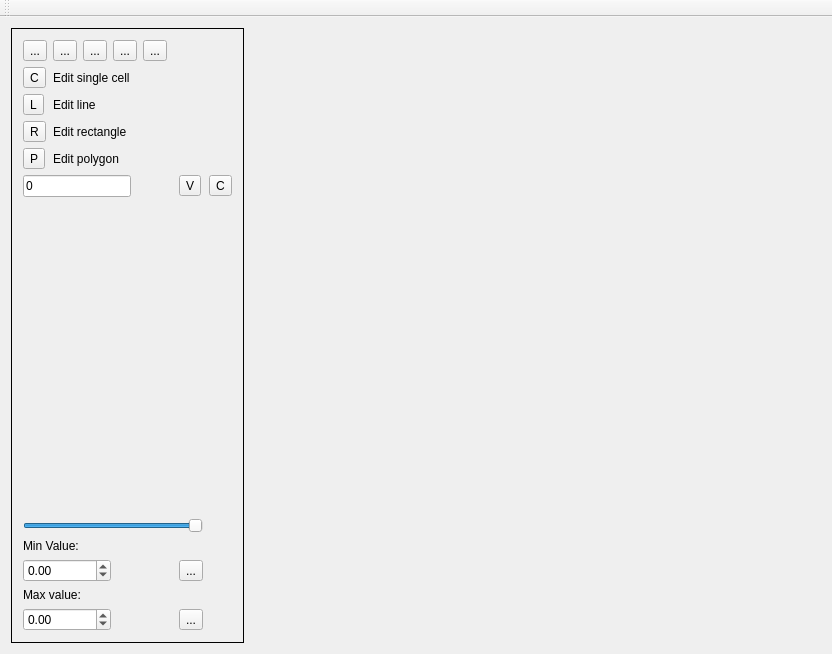
Before: the Qt Designer form mainwindow.ui in vjetten/MapEdit, drawn with Qt 5.
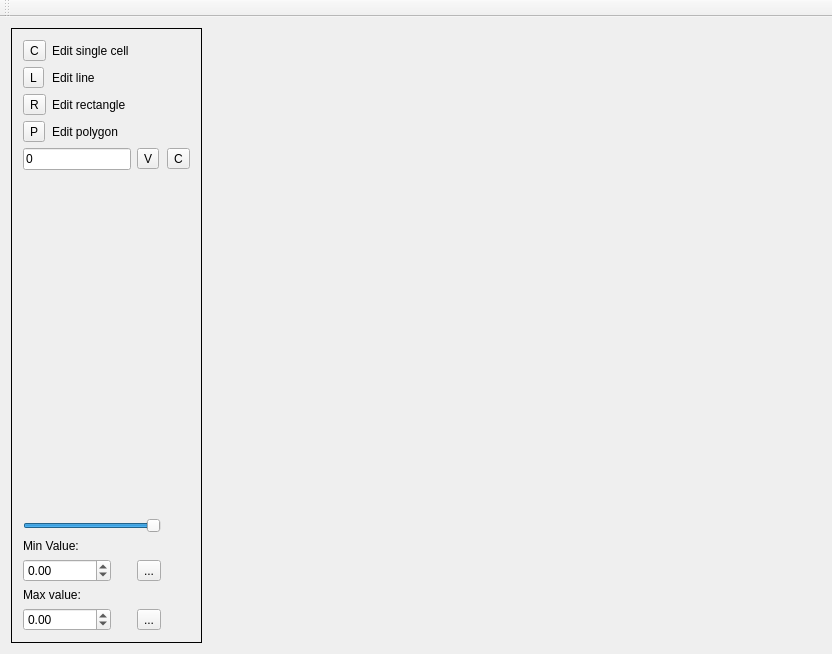
After: the same form once the commit is applied. Icons and pictures are not drawn.

Patch:
```diff
--- a/mainwindow.ui
+++ b/mainwindow.ui
@@ -30,7 +30,43 @@
        <enum>QFrame::Plain</enum>
       </property>
       <layout class="QGridLayout" name="gridLayout">
-       <item row="11" column="0" colspan="6">
+       <item row="2" column="1" colspan="4">
+        <widget class="QLabel" name="label_5">
+         <property name="text">
+          <string>Edit rectangle</string>
+         </property>
+        </widget>
+       </item>
+       <item row="3" column="1" colspan="4">
+        <widget class="QLabel" name="label_6">
+         <property name="text">
+          <string>Edit polygon</string>
+         </property>
+        </widget>
+       </item>
+       <item row="6" column="0" colspan="4">
+        <widget class="QSlider" name="transparency">
+         <property name="sizePolicy">
+          <sizepolicy hsizetype="Preferred" vsizetype="Fixed">
+           <horstretch>0</horstretch>
+           <verstretch>0</verstretch>
+          </sizepolicy>
+         </property>
+         <property name="minimum">
+          <number>1</number>
+         </property>
+         <property name="maximum">
+          <number>255</number>
+         </property>
+         <property name="sliderPosition">
+          <number>255</number>
+         </property>
+         <property name="orientation">
+          <enum>Qt::Horizontal</enum>
+         </property>
+        </widget>
+       </item>
+       <item row="10" column="0" colspan="3">
         <widget class="QDoubleSpinBox" name="spinMaxV">
          <property name="sizePolicy">
           <sizepolicy hsizetype="Fixed" vsizetype="Fixed">
@@ -49,138 +85,28 @@
          </property>
         </widget>
        </item>
-       <item row="3" column="0">
-        <widget class="QToolButton" name="toolButton_editRectangle">
-         <property name="text">
-          <string>R</string>
-         </property>
-         <property name="checkable">
-          <bool>true</bool>
-         </property>
-        </widget>
-       </item>
-       <item row="0" column="1">
-        <widget class="QToolButton" name="toolButton_4">
-         <property name="text">
-          <string>...</string>
-         </property>
-         <property name="icon">
-          <iconset resource="resources/mapedit.qrc">
-           <normaloff>:/filesave2X.png</normaloff>:/filesave2X.png</iconset>
-         </property>
-        </widget>
-       </item>
-       <item row="8" column="0" colspan="6">
-        <widget class="QLabel" name="label">
-         <property name="text">
-          <string>Min Value:</string>
-         </property>
-        </widget>
-       </item>
-       <item row="4" column="0">
-        <widget class="QToolButton" name="toolButton_editPolygon">
-         <property name="text">
-          <string>P</string>
-         </property>
-         <property name="checkable">
-          <bool>true</bool>
-         </property>
-        </widget>
-       </item>
-       <item row="1" column="0">
-        <widget class="QToolButton" name="toolButton_editCell">
-         <property name="text">
-          <string>C</string>
-         </property>
-         <property name="checkable">
-          <bool>true</bool>
-         </property>
-        </widget>
-       </item>
-       <item row="0" column="0">
-        <widget class="QToolButton" name="toolButton_3">
-         <property name="text">
-          <string>...</string>
-         </property>
-         <property name="icon">
-          <iconset resource="resources/mapedit.qrc">
-           <normaloff>:/Folder-Open-icon1.png</normaloff>:/Folder-Open-icon1.png</iconset>
-         </property>
-        </widget>
-       </item>
-       <item row="0" column="2">
-        <widget class="QToolButton" name="toolButton_5">
-         <property name="text">
-          <string>...</string>
-         </property>
-         <property name="icon">
-          <iconset resource="resources/mapedit.qrc">
-           <normaloff>:/filesaveas2X.png</normaloff>:/filesaveas2X.png</iconset>
-         </property>
-        </widget>
-       </item>
-       <item row="9" column="0" colspan="6">
-        <widget class="QDoubleSpinBox" name="spinMinV">
-         <property name="sizePolicy">
-          <sizepolicy hsizetype="Fixed" vsizetype="Fixed">
-           <horstretch>0</horstretch>
-           <verstretch>0</verstretch>
-          </sizepolicy>
-         </property>
-         <property name="minimum">
-          <double>-1000000000.000000000000000</double>
-         </property>
-         <property name="maximum">
-          <double>1000000000.000000000000000</double>
-         </property>
-         <property name="singleStep">
-          <double>0.010000000000000</double>
-         </property>
-        </widget>
-       </item>
-       <item row="10" column="0" colspan="6">
-        <widget class="QLabel" name="label_2">
-         <property name="text">
-          <string>Max value:</string>
-         </property>
-        </widget>
-       </item>
-       <item row="0" column="3">
-        <widget class="QToolButton" name="toolButton_6">
-         <property name="text">
-          <string>...</string>
-         </property>
-        </widget>
-       </item>
-       <item row="9" column="6">
+       <item row="8" column="3">
         <widget class="QToolButton" name="toolButtonResetMin">
          <property name="text">
           <string>...</string>
          </property>
         </widget>
        </item>
-       <item row="11" column="6">
+       <item row="10" column="3">
         <widget class="QToolButton" name="toolButtonResetMax">
          <property name="text">
           <string>...</string>
          </property>
         </widget>
        </item>
-       <item row="5" column="6">
-        <widget class="QToolButton" name="toolButton_doEdit">
+       <item row="1" column="1" colspan="4">
+        <widget class="QLabel" name="label_4">
          <property name="text">
-          <string>V</string>
+          <string>Edit line</string>
          </property>
         </widget>
        </item>
-       <item row="5" column="7">
-        <widget class="QToolButton" name="toolButton_restoreEdit">
-         <property name="text">
-          <string>C</string>
-         </property>
-        </widget>
-       </item>
-       <item row="2" column="0">
+       <item row="1" column="0">
         <widget class="QToolButton" name="toolButton_editLine">
          <property name="text">
           <string>L</string>
@@ -190,7 +116,30 @@
          </property>
         </widget>
        </item>
-       <item row="6" column="0">
+       <item row="4" column="0" colspan="3">
+        <widget class="QLineEdit" name="lineEdit_Value">
+         <property name="sizePolicy">
+          <sizepolicy hsizetype="Fixed" vsizetype="Fixed">
+           <horstretch>0</horstretch>
+           <verstretch>0</verstretch>
+          </sizepolicy>
+         </property>
+         <property name="inputMask">
+          <string/>
+         </property>
+         <property name="text">
+          <string>0</string>
+         </property>
+        </widget>
+       </item>
+       <item row="9" column="0" colspan="3">
+        <widget class="QLabel" name="label_2">
+         <property name="text">
+          <string>Max value:</string>
+         </property>
+        </widget>
+       </item>
+       <item row="5" column="0">
         <spacer name="verticalSpacer">
          <property name="orientation">
           <enum>Qt::Vertical</enum>
@@ -203,76 +152,80 @@
          </property>
         </spacer>
        </item>
-       <item row="0" column="4">
-        <widget class="QToolButton" name="toolButton_7">
+       <item row="4" column="4">
+        <widget class="QToolButton" name="toolButton_restoreEdit">
          <property name="text">
-          <string>...</string>
+          <string>C</string>
          </property>
         </widget>
        </item>
-       <item row="1" column="1" colspan="7">
+       <item row="8" column="0" colspan="3">
+        <widget class="QDoubleSpinBox" name="spinMinV">
+         <property name="sizePolicy">
+          <sizepolicy hsizetype="Fixed" vsizetype="Fixed">
+           <horstretch>0</horstretch>
+           <verstretch>0</verstretch>
+          </sizepolicy>
+         </property>
+         <property name="minimum">
+          <double>-1000000000.000000000000000</double>
+         </property>
+         <property name="maximum">
+          <double>1000000000.000000000000000</double>
+         </property>
+         <property name="singleStep">
+          <double>0.010000000000000</double>
+         </property>
+        </widget>
+       </item>
+       <item row="7" column="0" colspan="3">
+        <widget class="QLabel" name="label">
+         <property name="text">
+          <string>Min Value:</string>
+         </property>
+        </widget>
+       </item>
+       <item row="3" column="0">
+        <widget class="QToolButton" name="toolButton_editPolygon">
+         <property name="text">
+          <string>P</string>
+         </property>
+         <property name="checkable">
+          <bool>true</bool>
+         </property>
+        </widget>
+       </item>
+       <item row="0" column="1" colspan="4">
         <widget class="QLabel" name="label_3">
          <property name="text">
           <string>Edit single cell</string>
          </property>
         </widget>
        </item>
-       <item row="2" column="1" colspan="7">
-        <widget class="QLabel" name="label_4">
+       <item row="0" column="0">
+        <widget class="QToolButton" name="toolButton_editCell">
          <property name="text">
-          <string>Edit line</string>
+          <string>C</string>
          </property>
-        </widget>
-       </item>
-       <item row="3" column="1" colspan="7">
-        <widget class="QLabel" name="label_5">
-         <property name="text">
-          <string>Edit rectangle</string>
+         <property name="checkable">
+          <bool>true</bool>
          </property>
         </widget>
        </item>
-       <item row="4" column="1" colspan="7">
-        <widget class="QLabel" name="label_6">
+       <item row="4" column="3">
+        <widget class="QToolButton" name="toolButton_doEdit">
          <property name="text">
-          <string>Edit polygon</string>
+          <string>V</string>
          </property>
         </widget>
        </item>
-       <item row="7" column="0" colspan="7">
-        <widget class="QSlider" name="transparency">
-         <property name="sizePolicy">
-          <sizepolicy hsizetype="Preferred" vsizetype="Fixed">
-           <horstretch>0</horstretch>
-           <verstretch>0</verstretch>
-          </sizepolicy>
-         </property>
-         <property name="minimum">
-          <number>1</number>
-         </property>
-         <property name="maximum">
-          <number>255</number>
-         </property>
-         <property name="sliderPosition">
-          <number>255</number>
-         </property>
-         <property name="orientation">
-          <enum>Qt::Horizontal</enum>
-         </property>
-        </widget>
-       </item>
-       <item row="5" column="0" colspan="6">
-        <widget class="QLineEdit" name="lineEdit_Value">
-         <property name="sizePolicy">
-          <sizepolicy hsizetype="Fixed" vsizetype="Fixed">
-           <horstretch>0</horstretch>
-           <verstretch>0</verstretch>
-          </sizepolicy>
-         </property>
-         <property name="inputMask">
-          <string/>
-         </property>
+       <item row="2" column="0">
+        <widget class="QToolButton" name="toolButton_editRectangle">
          <property name="text">
-          <string>0</string>
+          <string>R</string>
+         </property>
+         <property name="checkable">
+          <bool>true</bool>
          </property>
         </widget>
        </item>
```
Left out of the diff: 4 changed lines with no effect on the pictures.
